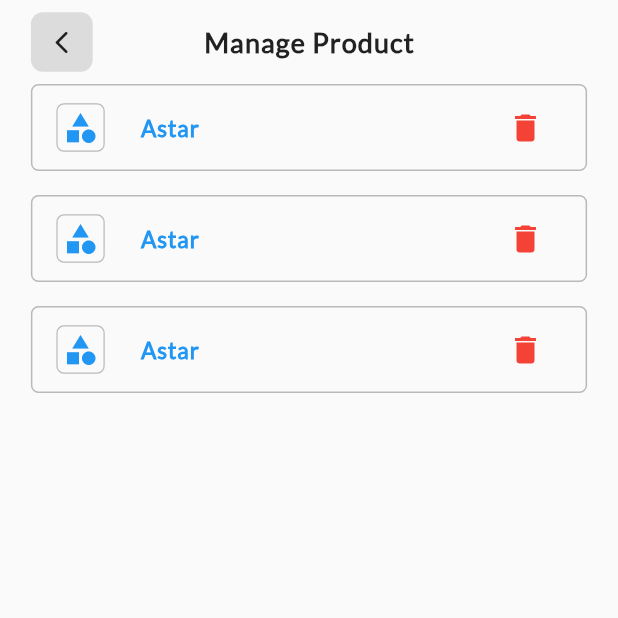
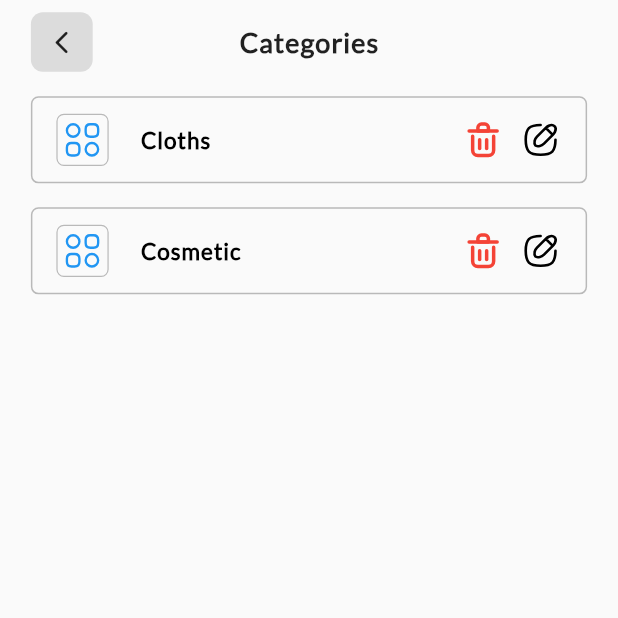
Before and after one commit to kumarabhiyadav/inventory-app, a Flutter app: the screen it shows after launch, after a tap on "Products", on a phone screen of 412 x 824 dp, the top half of it. Run offline on Flutter 3.47's test engine with Material 2 defaults, Android fonts, the phone set to English and light mode, and no system bars; our stand-ins replace flutter_svg.

Commit message:
Working on inventory UI

```diff
--- /dev/null
+++ b/lib/InventoryModule/models/inventory_models.dart
@@ -0,0 +1,17 @@
+class CategoryModel {
+  final String id;
+  String name;
+  CategoryModel({required this.id, required this.name});
+}
+
+class SubProductModel {
+  final String id;
+  String name;
+  SubProductModel({required this.id, required this.name});
+}
+
+class ProductModel {
+  final String id;
+  String name;
+  ProductModel({required this.id, required this.name});
+}
--- /dev/null
+++ b/lib/InventoryModule/providers/inventory_provider.dart
@@ -0,0 +1,17 @@
+import 'package:flutter/foundation.dart';
+import 'package:inventory_app/InventoryModule/models/inventory_models.dart';
+
+class InventoryProvider with ChangeNotifier {
+  List<CategoryModel> categories = [
+    CategoryModel(id: '1', name: 'Cloths'),
+    CategoryModel(id: '2', name: 'Cosmetic'),
+  ];
+  List<ProductModel> products = [
+    ProductModel(id: '1', name: 'Inner Garments'),
+    ProductModel(id: '2', name: 'Eye Liner'),
+  ];
+  List<SubProductModel> subProducts = [
+    SubProductModel(id: '1', name: 'Garment 1'),
+    SubProductModel(id: '2', name: 'Lakme'),
+  ];
+}
--- a/lib/commonWidgets/app_bar.dart
+++ b/lib/commonWidgets/app_bar.dart
@@ -21,12 +21,13 @@ class CustomAppBar extends StatelessWidget implements PreferredSizeWidget {
           elevation: 0,
           centerTitle: true,
           leadingWidth: size.width * 0.2,
-          leading: Material(
+          leading: leading ??
+              Material(
                 child: InkWell(
                   onTap: () {
                     Navigator.pop(context);
                   },
-              splashColor: Colors.purple,
+                  splashColor: Colors.purple.withOpacity(.3),
                   child: Container(
                       margin: EdgeInsets.symmetric(
                           horizontal: size.width * 0.05,
--- a/lib/commonWidgets/name_tile.dart
+++ b/lib/commonWidgets/name_tile.dart
@@ -2,10 +2,15 @@ import 'package:flutter/cupertino.dart';
 import 'package:flutter/material.dart';
 import 'package:flutter/src/foundation/key.dart';
 import 'package:flutter/src/widgets/framework.dart';
+import 'package:flutter_svg/flutter_svg.dart';
+import 'package:inventory_app/InventoryModule/screens/product_screens.dart';
 import 'package:inventory_app/colors.dart';
 
 class Nametile extends StatelessWidget {
-  const Nametile({Key? key}) : super(key: key);
+  Nametile({Key? key, required this.idNameType, required this.icon})
+      : super(key: key);
+  Map<String, String> idNameType = {};
+  String icon;
 
   @override
   Widget build(BuildContext context) {
@@ -16,26 +21,77 @@ class Nametile extends StatelessWidget {
         side: const BorderSide(width: 1, color: Colors.black26),
         borderRadius: BorderRadius.circular(5),
       ),
-      onTap: () {},
+      onTap: () {
+        switch (idNameType['type']) {
+          case 'Category':
+            Navigator.push(
+              context,
+              MaterialPageRoute(
+                builder: (context) => ProductScreen(
+                  categoryId: idNameType['id']!,
+                  categoryName: idNameType['name']!,
+                ),
+              ),
+            );
+            break;
+
+          case 'Product':
+            Navigator.push(
+              context,
+              MaterialPageRoute(
+                builder: (context) => SubProductScreen(
+                  productName: idNameType['name']!,
+                  productId: idNameType['id']!,
+                ),
+              ),
+            );
+            break;
+          default:
+        }
+      },
       title: Text(
-        'Astar',
-        style: Theme.of(context).textTheme.headline5!.copyWith(fontSize: 15),
+        idNameType['name']!,
+        style: Theme.of(context)
+            .textTheme
+            .headline5!
+            .copyWith(fontSize: 15, color: Colors.black),
       ),
       leading: Container(
-          padding: EdgeInsets.all(size.width * 0.008),
-          decoration: BoxDecoration(
-              borderRadius: BorderRadius.circular(5),
-              border: Border.all(color: Colors.black26, width: .8)),
-          child: Icon(
-            Icons.category,
-            color: iconColor,
-          )),
-      trailing: IconButton(
-        icon: const Icon(
-          Icons.delete,
-          color: Colors.red,
+        padding: EdgeInsets.all(size.width * 0.01),
+        decoration: BoxDecoration(
+            borderRadius: BorderRadius.circular(5),
+            border: Border.all(color: Colors.black26, width: .8)),
+        child: SvgPicture.asset(
+          icon,
+          height: 25,
+          width: 25,
+          fit: BoxFit.fill,
+          color: iconColor,
         ),
-        onPressed: () {},
+      ),
+      trailing: Row(
+        mainAxisSize: MainAxisSize.min,
+        children: [
+          SvgPicture.asset(
+            'assets/svgs/delete.svg',
+            height: 28,
+            width: 28,
+            fit: BoxFit.fill,
+            color: Colors.red,
+          ),
+          SizedBox(
+            width: size.width * 0.025,
+          ),
+          InkWell(
+            onTap: () {},
+            child: SvgPicture.asset(
+              'assets/svgs/edit.svg',
+              height: 28,
+              width: 28,
+              fit: BoxFit.fill,
+            ),
+          ),
+        ],
       ),
     );
   }
--- a/lib/home/home_screen.dart
+++ b/lib/home/home_screen.dart
@@ -1,10 +1,7 @@
 import 'package:flutter/material.dart';
-import 'package:flutter_svg/flutter_svg.dart';
-import 'package:inventory_app/colors.dart';
+
 import 'package:inventory_app/commonWidgets/app_bar.dart';
-import 'package:inventory_app/commonWidgets/name_tile.dart';
-import 'package:inventory_app/productModule/screens/product_screen.dart';
-
+import '../InventoryModule/screens/product_screens.dart';
 import '../commonWidgets/options.dart';
 
 class HomeScreen extends StatefulWidget {
@@ -21,7 +18,7 @@ class _HomeScreenState extends State<HomeScreen> {
 
     return Scaffold(
       appBar: const CustomAppBar(
-        leading: null,
+        leading: SizedBox.shrink(),
         title: 'S. S Fashion',
       ),
       body: Container(
@@ -55,8 +52,10 @@ class _HomeScreenState extends State<HomeScreen> {
             ),
             Options(
               function: () {
-                Navigator.push(context,
-                    MaterialPageRoute(builder: (context) => ProductScreen()));
+                Navigator.push(
+                    context,
+                    MaterialPageRoute(
+                        builder: (context) => const CategoryScreen()));
               },
               size: size,
               icon: 'assets/svgs/inventory.svg',
--- a/lib/main.dart
+++ b/lib/main.dart
@@ -1,6 +1,8 @@
 import 'package:flutter/material.dart';
+import 'package:inventory_app/InventoryModule/providers/inventory_provider.dart';
 import 'package:inventory_app/font_size.dart';
 import 'package:inventory_app/home/home_screen.dart';
+import 'package:provider/provider.dart';
 
 void main() {
   runApp(const MyApp());
@@ -11,7 +13,11 @@ class MyApp extends StatelessWidget {
 
   @override
   Widget build(BuildContext context) {
-    return MaterialApp(
+    return MultiProvider(
+      providers: [
+        ChangeNotifierProvider(create: (_) => InventoryProvider()),
+      ],
+      child: MaterialApp(
         debugShowCheckedModeBanner: false,
         theme: ThemeData(
           primaryColor: Colors.black87,
@@ -34,6 +40,7 @@ class MyApp extends StatelessWidget {
           ),
         ),
         home: HomeScreen(),
+      ),
     );
   }
 }
--- a/lib/productModule/screens/product_screen.dart
+++ /dev/null
@@ -1,32 +0,0 @@
-import 'package:flutter/material.dart';
-import 'package:inventory_app/commonWidgets/app_bar.dart';
-import 'package:inventory_app/commonWidgets/name_tile.dart';
-
-class ProductScreen extends StatefulWidget {
-  const ProductScreen({Key? key}) : super(key: key);
-
-  @override
-  State<ProductScreen> createState() => _ProductScreenState();
-}
-
-class _ProductScreenState extends State<ProductScreen> {
-  @override
-  Widget build(BuildContext context) {
-    final size = MediaQuery.of(context).size;
-
-    return Scaffold(
-      appBar: CustomAppBar(title: "Manage Product"),
-      body: ListView.separated(
-        shrinkWrap: true,
-        padding: EdgeInsets.symmetric(
-          horizontal: size.width * 0.05,
-        ),
-        separatorBuilder: ((context, index) => const Divider(
-              color: Colors.transparent,
-            )),
-        itemBuilder: ((context, index) => Nametile()),
-        itemCount: 3,
-      ),
-    );
-  }
-}
--- a/pubspec.yaml
+++ b/pubspec.yaml
@@ -35,6 +35,7 @@ dependencies:
   # Use with the CupertinoIcons class for iOS style icons.
   cupertino_icons: ^1.0.2
   flutter_svg: ^1.1.6
+  provider:
 
 
 dev_dependencies:
```
Also changed, not shown: lib/InventoryModule/screens/product_screens.dart (added, +125 -0 lines), assets/svgs/category.svg (added), assets/svgs/delete.svg (added), assets/svgs/edit.svg (added), assets/svgs/product.svg (added), assets/svgs/subproduct.svg (added), pubspec.lock. Lines whose indentation alone changed are shown as unchanged.
